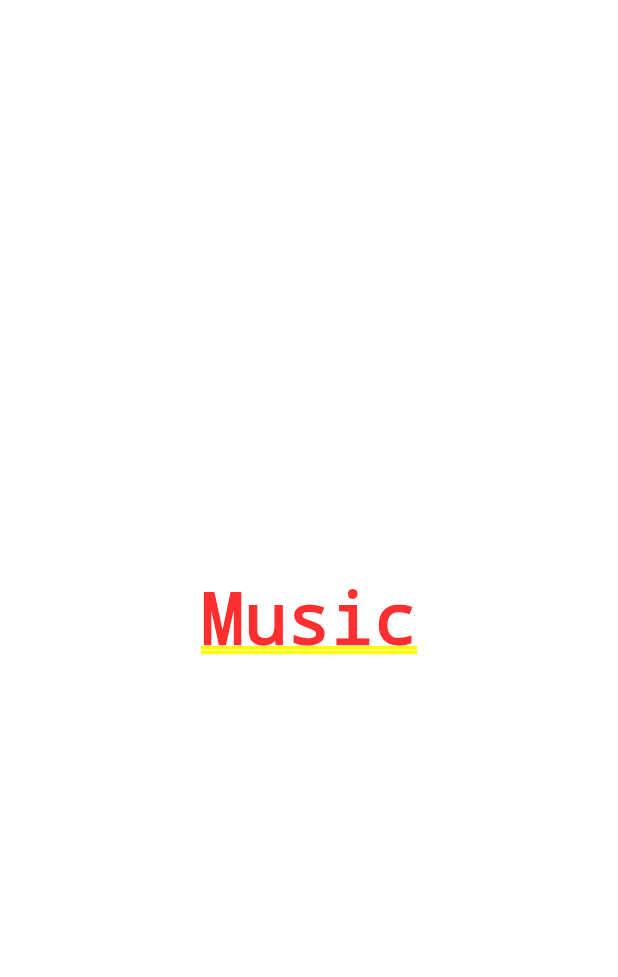
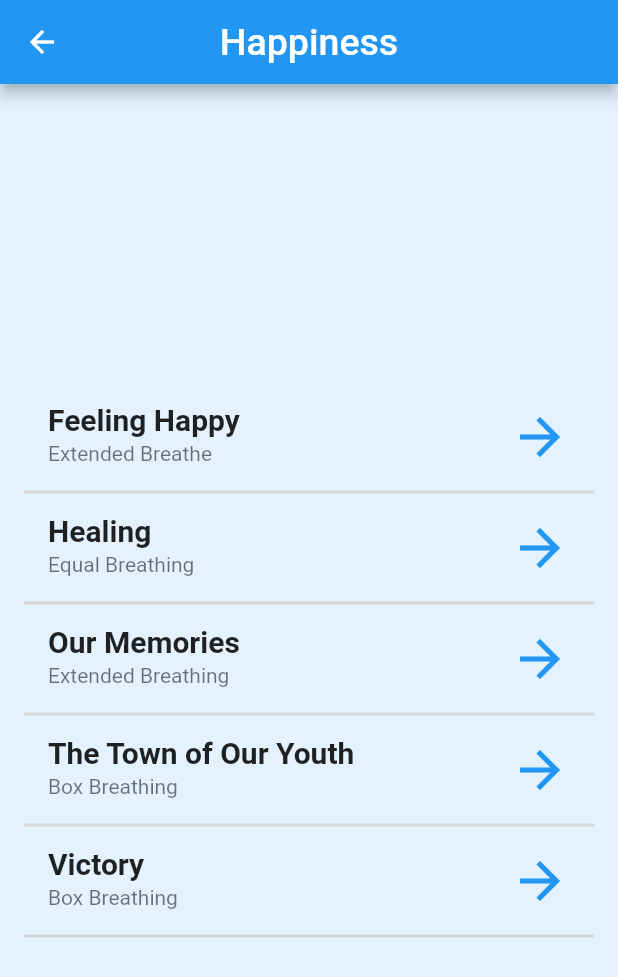
Before and after one commit to HAC-2020/The-Mindfulness, a Flutter app: the screen it shows after launch, after a tap on "Happiness", on a phone screen of 412 x 824 dp. Shown: the top 977 px of the screen. Run offline on Flutter 3.47's test engine with Material 2 defaults, Android fonts, the phone set to English and light mode, and no system bars.

Commit message:
music genre list added

```diff
--- /dev/null
+++ b/lib/Class/CustomListView.dart
@@ -0,0 +1,33 @@
+import 'package:flutter/material.dart';
+
+class CustomListView extends StatelessWidget {
+
+  String title, subtitle;
+  CustomListView({@required this.title, this.subtitle});
+
+  @override
+  Widget build(BuildContext context) {
+    return Container(
+      child: Column(
+        children: <Widget>[
+          ListTile(
+            title: Text(title, style: TextStyle(fontSize: 20, fontWeight: FontWeight.bold),),
+            subtitle: Text(subtitle),
+            trailing: Wrap(
+              children: <Widget>[
+                Icon(Icons.arrow_forward, color: Colors.blue, size: 40,),
+              ],
+            ),
+          ),
+          SizedBox(
+            height: 2,
+            width: double.infinity,
+            child: Container(
+              color: Colors.grey[350],
+            ),
+          ),
+        ],
+      ),
+    );
+  }
+}
--- a/lib/Screens/Music.dart
+++ b/lib/Screens/Breathe.dart
@@ -1,10 +1,10 @@
 import 'package:flutter/material.dart';
 
-class Music extends StatelessWidget {
+class Breathe extends StatelessWidget {
   @override
   Widget build(BuildContext context) {
     return Container(
-      child: Center(child: Text("Music")),
+      child: Center(child: Text("Breathe")),
     );
   }
 }
--- /dev/null
+++ b/lib/Screens/Happiness.dart
@@ -0,0 +1,50 @@
+import 'package:The_Mindfulness/Class/CustomListView.dart';
+import 'package:flutter/material.dart';
+
+class Happiness extends StatefulWidget {
+
+  static final String id = 'Happiness';
+
+  @override
+  _HappinessState createState() => _HappinessState();
+}
+
+class _HappinessState extends State<Happiness> {
+  @override
+  Widget build(BuildContext context) {
+    return Scaffold(
+      backgroundColor: Colors.blue[50],
+      appBar: AppBar(
+        backgroundColor: Colors.blue[500],
+        title: Text("Happiness", style: TextStyle(fontSize: 25),),
+        centerTitle: true,
+      ),
+      body: Column(
+        mainAxisAlignment: MainAxisAlignment.center,
+        crossAxisAlignment: CrossAxisAlignment.center,
+        children: <Widget>[
+          FlatButton(
+            child: CustomListView(title: "Feeling Happy", subtitle: "Extended Breathe",),
+            onPressed: (){},
+          ),
+          FlatButton(
+            child: CustomListView(title: "Healing", subtitle: "Equal Breathing",),
+            onPressed: (){},
+          ),
+          FlatButton(
+            child: CustomListView(title: "Our Memories", subtitle: "Extended Breathing",),
+            onPressed: (){},
+          ),
+          FlatButton(
+            child: CustomListView(title: "The Town of Our Youth", subtitle: "Box Breathing",),
+            onPressed: (){},
+          ),
+          FlatButton(
+            child: CustomListView(title: "Victory", subtitle: "Box Breathing",),
+            onPressed: (){},
+          ),
+        ],
+      ),
+    );
+  }
+}
--- a/lib/Screens/Home.dart
+++ b/lib/Screens/Home.dart
@@ -1,5 +1,10 @@
 import 'package:The_Mindfulness/Class/CustomCard.dart';
-import 'package:The_Mindfulness/Screens/Music.dart';
+import 'package:The_Mindfulness/Screens/Breathe.dart';
+import 'package:The_Mindfulness/Screens/Focusing.dart';
+import 'package:The_Mindfulness/Screens/Happiness.dart';
+import 'package:The_Mindfulness/Screens/Relax.dart';
+import 'package:The_Mindfulness/Screens/SelfLove.dart';
+import 'package:The_Mindfulness/Screens/Tips.dart';
 import 'package:flutter/material.dart';
 
 class Home extends StatefulWidget {
@@ -21,24 +26,24 @@ class _HomeState extends State<Home> {
             Expanded(
               child: Row(
                 children: <Widget>[
-                  CustomCard(text: Text("Relax"), screenToStart: Music(),),
-                  CustomCard(text: Text("Breathe"), screenToStart: Music(),),
+                  CustomCard(text: Text("Relax"), screenToStart: Relax(),),
+                  CustomCard(text: Text("Breathe"), screenToStart: Breathe(),),
                 ],
               ),
             ),
             Expanded(
               child: Row(
                 children: <Widget>[
-                  CustomCard(text: Text("Focus"), screenToStart: Music(),),
-                  CustomCard(text: Text("Happiness"), screenToStart: Music(),),
+                  CustomCard(text: Text("Focus"), screenToStart: Focusing(),),
+                  CustomCard(text: Text("Happiness"), screenToStart: Happiness(),),
                 ],
               ),
             ),
             Expanded(
               child: Row(
                 children: <Widget>[
-                  CustomCard(text: Text("Self Love"), screenToStart: Music(),),
-                  CustomCard(text: Text("Tips"), screenToStart: Music(),),
+                  CustomCard(text: Text("Self Love"), screenToStart: SelfLove(),),
+                  CustomCard(text: Text("Tips"), screenToStart: Tips(),),
                 ],
               ),
             ),
```
Also changed, not shown: lib/Screens/Focusing.dart (added, +54 -0 lines), lib/Screens/Relax.dart (added, +50 -0 lines), lib/Screens/SelfLove.dart (added, +50 -0 lines), lib/Screens/Tips.dart (added, +10 -0 lines).
